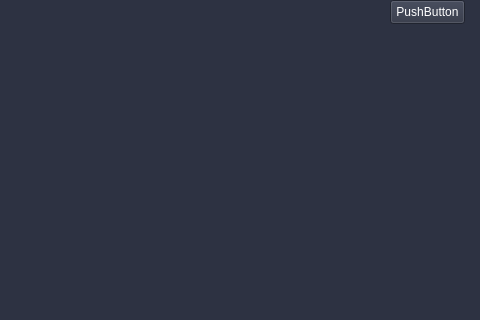
First picture: the form in components/page2/page2.ui, repository TF-LAVENDER/Lavender, before the edit; both pictures show x 480 to 960 and y 0 to 320 of the 960 by 500 pixel window.
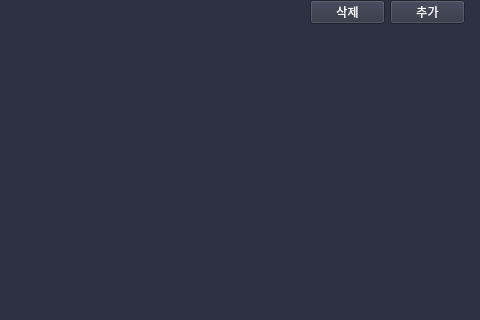
Second picture: the form after the edit. Icons and pictures are not drawn.

Commit message: feat : page2-add, delete

```diff
--- a/components/page2/page2.ui
+++ b/components/page2/page2.ui
@@ -131,7 +131,20 @@
        </rect>
       </property>
       <property name="text">
-       <string>PushButton</string>
+       <string>추가</string>
+      </property>
+     </widget>
+     <widget class="QPushButton" name="delButton">
+      <property name="geometry">
+       <rect>
+        <x>790</x>
+        <y>0</y>
+        <width>75</width>
+        <height>24</height>
+       </rect>
+      </property>
+      <property name="text">
+       <string>삭제</string>
       </property>
      </widget>
     </widget>
```
The commit also changes 4 other files.
